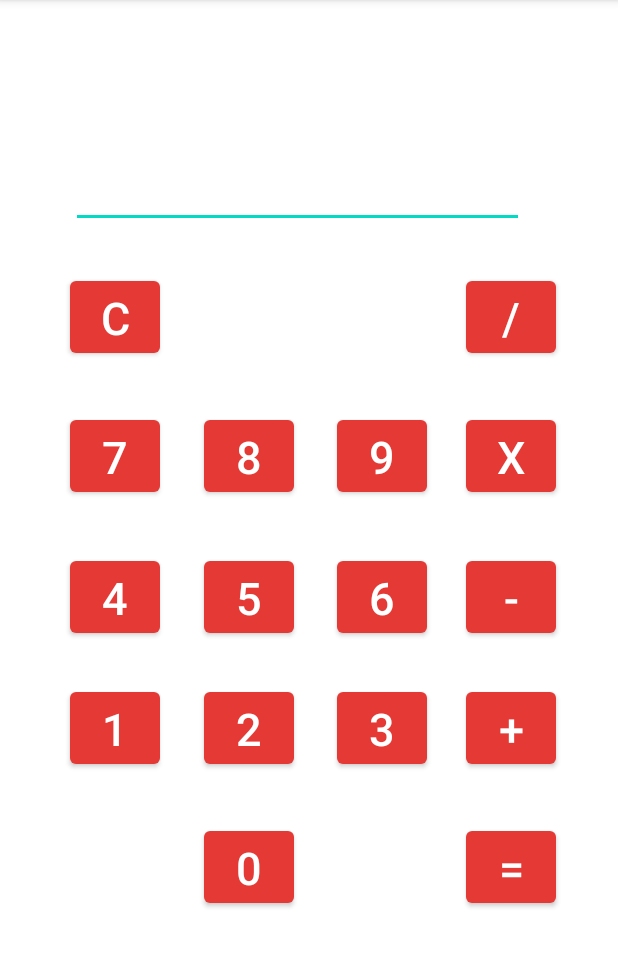
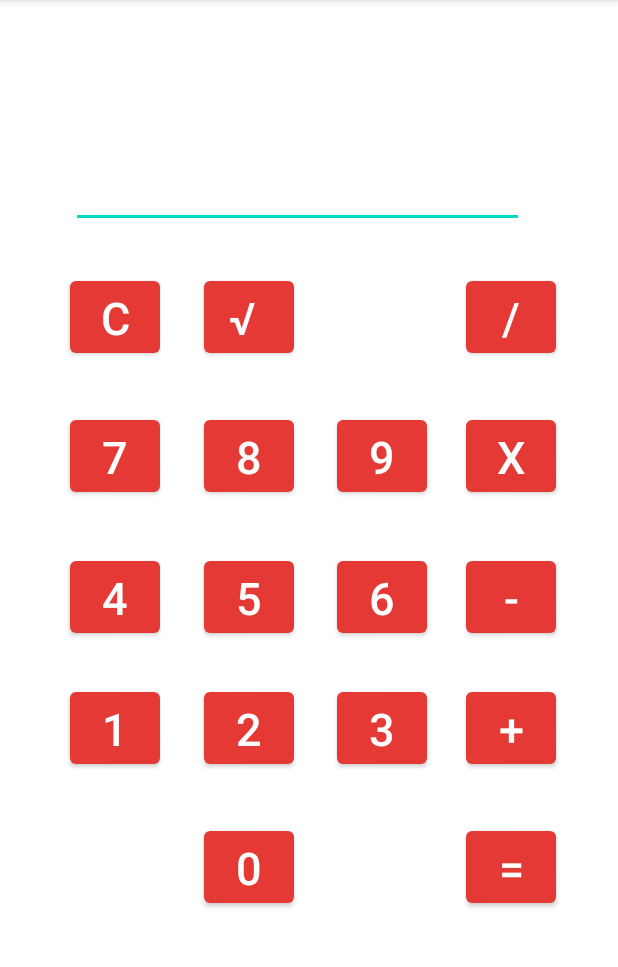
Before and after one commit to Mnigos/Calculator, an Android app: the screen it shows after launch (MainActivity), on a phone screen of 412 x 824 dp, the part 84-1051 px from its top. Run offline under Robolectric (Android 15) with nearby library versions, the phone set to English and light mode, and no system bars.

Commit message:
feat: add sqrt button

```diff
--- a/app/src/main/res/layout/activity_main.xml
+++ b/app/src/main/res/layout/activity_main.xml
@@ -140,6 +140,21 @@
         app:layout_constraintVertical_bias="0.256" />
 
     <Button
+        android:id="@+id/btnSqrt"
+        android:layout_width="60dp"
+        android:layout_height="60dp"
+        android:onClick="clearEvent"
+        android:text="√ "
+        android:textSize="30sp"
+        app:backgroundTint="#E53935"
+        app:layout_constraintBottom_toBottomOf="parent"
+        app:layout_constraintEnd_toEndOf="parent"
+        app:layout_constraintHorizontal_bias="0.387"
+        app:layout_constraintStart_toStartOf="parent"
+        app:layout_constraintTop_toTopOf="parent"
+        app:layout_constraintVertical_bias="0.256" />
+
+    <Button
         android:id="@+id/btnSeven"
         android:layout_width="60dp"
         android:layout_height="60dp"
```
